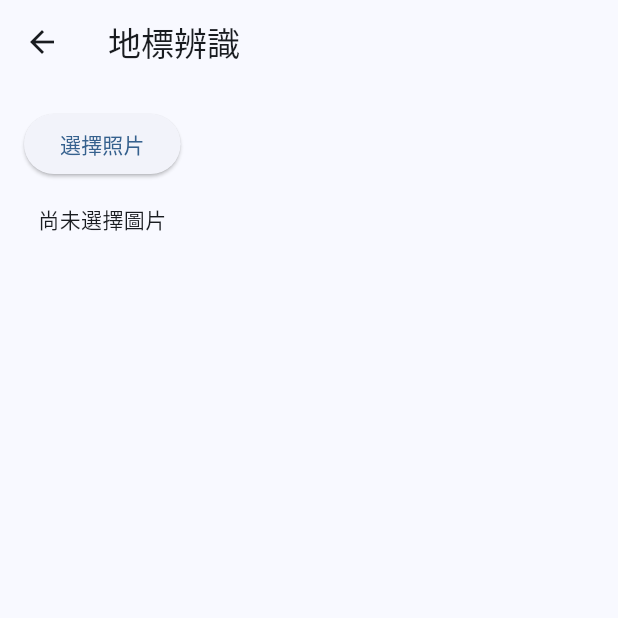
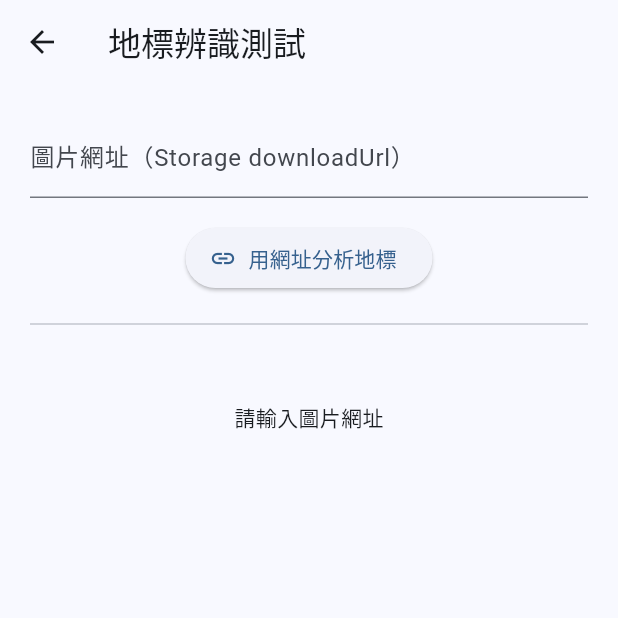
Before and after one commit to YUEN-YU-WING/fcu_travel_blog_fixed_2, a Flutter app: the screen it shows after launch, after a tap on "前往影像辨識", on a phone screen of 412 x 824 dp, the top half of it. Run offline on Flutter 3.47's test engine with Material 3 defaults, Android fonts, the phone set to English and light mode, and no system bars; our stand-ins replace cloud_firestore, firebase_auth, firebase_core, firebase_storage, image_picker; missing offline and left inert: firebase_app_check; accounts and stored records are empty.

Commit message:
2025/09/16 1st 更新了影像識別功能的運作方式，現在需要通過前後端協助來完成，而且這專案裡面只有前端的部分

```diff
--- a/lib/home_page.dart
+++ b/lib/home_page.dart
@@ -17,7 +17,7 @@ class HomePage extends StatelessWidget {
   }
 
   void _goToImageRecognition(BuildContext context) {
-    Navigator.push(context, MaterialPageRoute(builder: (_) => const LandmarkDetectorPage()));
+    Navigator.push(context, MaterialPageRoute(builder: (_) => const LandmarkTestPage()));
   }
 
   void _goToProfile(BuildContext context) {
--- a/lib/image_recognition.dart
+++ b/lib/image_recognition.dart
@@ -1,114 +1,61 @@
+import 'dart:convert';
 import 'dart:io';
-import 'dart:typed_data';
-import 'package:flutter/foundation.dart';
 import 'package:flutter/material.dart';
 import 'package:image_picker/image_picker.dart';
 import 'vision_service.dart';
 
-void main() {
-  runApp(const MyApp());
+class LandmarkTestPage extends StatefulWidget {
+  const LandmarkTestPage({super.key});
+
+  @override
+  State<LandmarkTestPage> createState() => _LandmarkTestPageState();
 }
 
-class MyApp extends StatelessWidget {
-  const MyApp({super.key});
+class _LandmarkTestPageState extends State<LandmarkTestPage> {
+  //final _visionService = VisionService(serverUrl: 'http://10.0.2.2:8080'); // Android 模擬器用
+   final _visionService = VisionService(serverUrl: 'http://localhost:8080'); // Web or iOS 用
 
-  @override
-  Widget build(BuildContext context) {
-    return MaterialApp(
-      title: '地標分析 App',
-      theme: ThemeData(
-        colorScheme: ColorScheme.fromSeed(seedColor: Colors.blue),
-        useMaterial3: true,
-      ),
-      home: const LandmarkDetectorPage(),
-    );
-  }
-}
+  String? _result;
+  final _controller = TextEditingController();
+  File? _selectedImage;
 
-class LandmarkDetectorPage extends StatefulWidget {
-  const LandmarkDetectorPage({super.key});
-
-  @override
-  State<LandmarkDetectorPage> createState() => _LandmarkDetectorPageState();
-}
-
-class _LandmarkDetectorPageState extends State<LandmarkDetectorPage> {
-  dynamic _imageInput; // Can be File (mobile) or XFile (web)
-  Uint8List? _webImageBytes; // For web image preview
-  String? _result;
-  bool _loading = false;
-
-  final _vision = VisionService(apiKey: 'AIzaSyAZMzjy4FSHfhtwfWNbpKRmd13dS4xVE44'); // << 換成你自己的 API Key
-
-  Future<void> _pickImage() async {
-    final picker = ImagePicker();
-    final picked = await picker.pickImage(source: ImageSource.gallery);
-    if (picked == null) return;
-
-    setState(() {
-      _imageInput = kIsWeb ? picked : File(picked.path);
-      _result = null;
-      _loading = true;
-    });
-
-    // For web, also load bytes for preview
-    if (kIsWeb) {
-      final bytes = await picked.readAsBytes();
-      setState(() {
-        _webImageBytes = bytes;
-      });
+  Future<void> _detectByUrl() async {
+    setState(() => _result = "分析中...");
+    try {
+      final landmark = await _visionService.detectLandmarkByUrl(_controller.text.trim());
+      setState(() => _result = landmark);
+    } catch (e) {
+      setState(() => _result = "錯誤: $e");
     }
-
-    final landmark = await _vision.detectLandmark(_imageInput);
-    setState(() {
-      _result = landmark ?? '找不到地標';
-      _loading = false;
-    });
   }
 
-  Widget _buildImagePreview() {
-    if (_imageInput == null) return const Text("尚未選擇圖片");
-
-    if (kIsWeb) {
-      // Web platform - use bytes for preview
-      if (_webImageBytes != null) {
-        return Image.memory(
-          _webImageBytes!,
-          height: 200,
-          fit: BoxFit.contain,
-        );
-      } else {
-        return const Text("載入圖片中...");
-      }
-    } else {
-      // Mobile platform - use File
-      return Image.file(
-        _imageInput as File,
-        height: 200,
-        fit: BoxFit.contain,
-      );
-    }
-  }
 
   @override
   Widget build(BuildContext context) {
     return Scaffold(
-      appBar: AppBar(title: const Text("地標辨識")),
+      appBar: AppBar(title: const Text("地標辨識測試")),
       body: Padding(
-        padding: const EdgeInsets.all(16),
+        padding: const EdgeInsets.all(20),
         child: Column(
           children: [
-            ElevatedButton(
-              onPressed: _pickImage,
-              child: const Text("選擇照片"),
+            // --- URL 辨識 ---
+            TextField(
+              controller: _controller,
+              decoration: const InputDecoration(
+                labelText: "圖片網址（Storage downloadUrl）",
+              ),
             ),
             const SizedBox(height: 16),
-            _buildImagePreview(),
-            const SizedBox(height: 16),
-            if (_loading)
-              const CircularProgressIndicator()
-            else if (_result != null)
-              Text("辨識結果：$_result"),
+            ElevatedButton.icon(
+              icon: const Icon(Icons.link),
+              label: const Text("用網址分析地標"),
+              onPressed: _detectByUrl,
+            ),
+
+            const Divider(height: 40),
+
+            const SizedBox(height: 32),
+            Text(_result ?? "請輸入圖片網址"),
           ],
         ),
       ),
```
Also changed, not shown: lib/backend_home.dart (+5 -5 lines), lib/vision_service.dart (+19 -39 lines).
